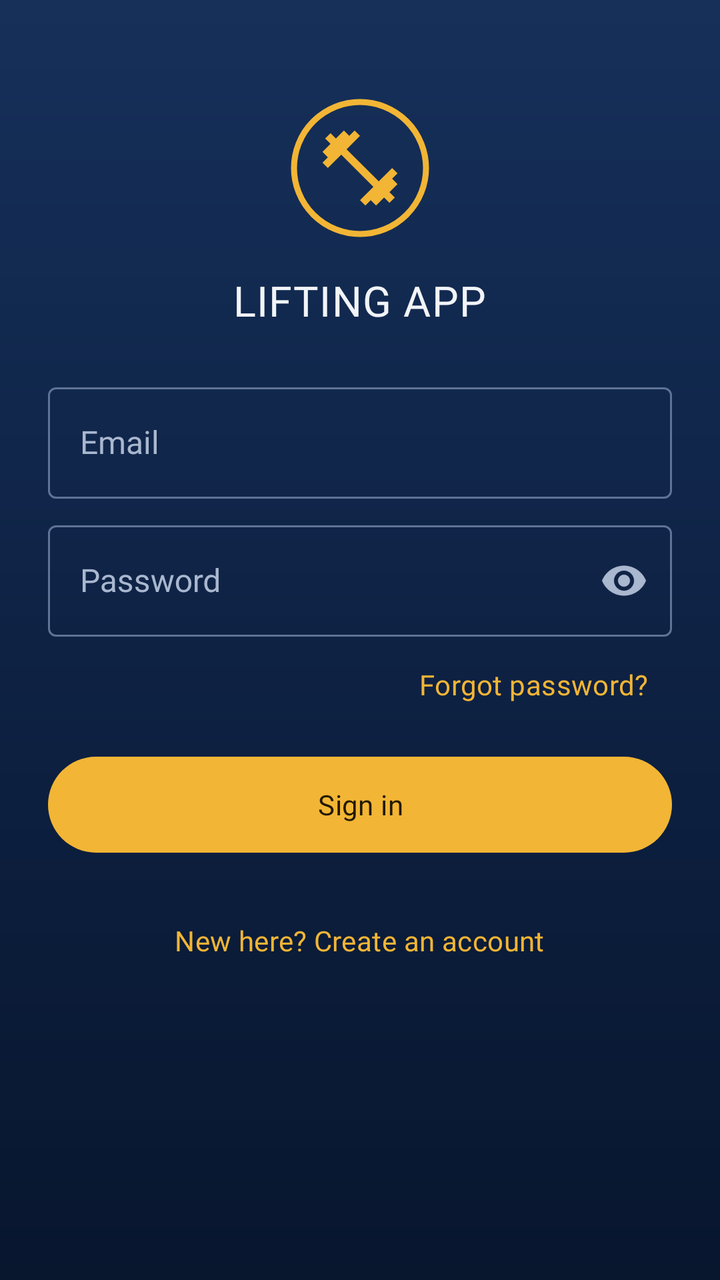
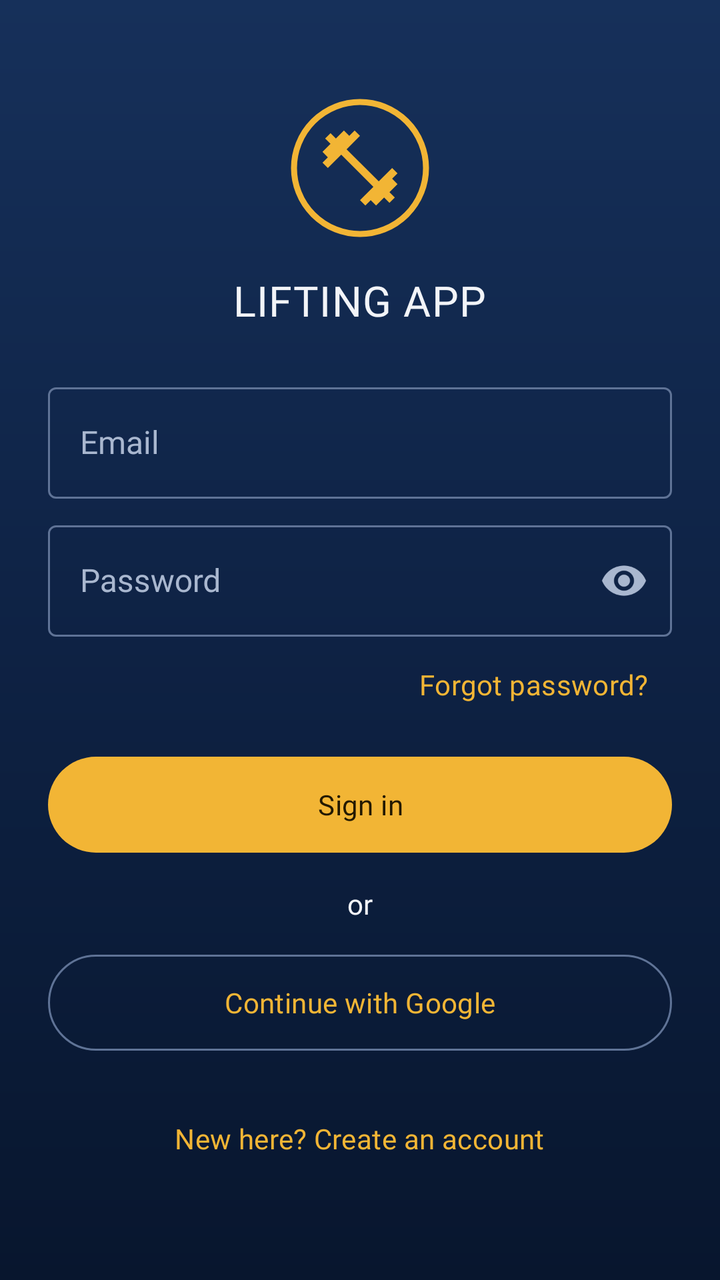

Two renders of the same Android screen: before a commit and after it. Below are the layout's source before the change and the commit's diff.
<!-- AndroidManifest.xml: activity theme Theme.LIFTINGAPP -->
<!-- res/layout/activity_login.xml -->
<?xml version="1.0" encoding="utf-8"?>
<ScrollView xmlns:android="http://schemas.android.com/apk/res/android"
    xmlns:app="http://schemas.android.com/apk/res-auto"
    xmlns:tools="http://schemas.android.com/tools"
    android:layout_width="match_parent"
    android:layout_height="match_parent"
    android:fillViewport="true"
    android:fitsSystemWindows="true"
    tools:context=".LoginActivity">

    <LinearLayout
        android:layout_width="match_parent"
        android:layout_height="wrap_content"
        android:gravity="center_horizontal"
        android:orientation="vertical"
        android:paddingStart="24dp"
        android:paddingTop="48dp"
        android:paddingEnd="24dp"
        android:paddingBottom="24dp">

        <ImageView
            android:layout_width="wrap_content"
            android:layout_height="72dp"
            android:adjustViewBounds="true"
            android:contentDescription="@string/msu_logo_description"
            android:maxWidth="240dp"
            android:scaleType="fitCenter"
            android:src="@drawable/msu_logo" />

        <TextView
            android:layout_width="wrap_content"
            android:layout_height="wrap_content"
            android:layout_marginTop="16dp"
            android:layout_marginBottom="24dp"
            android:text="@string/app_name"
            android:textAppearance="@style/TextAppearance.Lifting.AppTitle" />

        <com.google.android.material.textfield.TextInputLayout
            android:id="@+id/nameLayout"
            android:layout_width="match_parent"
            android:layout_height="wrap_content"
            android:layout_marginBottom="8dp"
            android:hint="Name"
            android:visibility="gone">

            <com.google.android.material.textfield.TextInputEditText
                android:id="@+id/nameInput"
                android:layout_width="match_parent"
                android:layout_height="wrap_content"
                android:inputType="textPersonName|textCapWords" />
        </com.google.android.material.textfield.TextInputLayout>

        <com.google.android.material.textfield.TextInputLayout
            android:id="@+id/emailLayout"
            android:layout_width="match_parent"
            android:layout_height="wrap_content"
            android:hint="Email">

            <com.google.android.material.textfield.TextInputEditText
                android:id="@+id/emailInput"
                android:layout_width="match_parent"
                android:layout_height="wrap_content"
                android:autofillHints="emailAddress"
                android:inputType="textEmailAddress" />
        </com.google.android.material.textfield.TextInputLayout>

        <com.google.android.material.textfield.TextInputLayout
            android:id="@+id/passwordLayout"
            android:layout_width="match_parent"
            android:layout_height="wrap_content"
            android:layout_marginTop="8dp"
            android:hint="Password"
            app:endIconMode="password_toggle">

            <com.google.android.material.textfield.TextInputEditText
                android:id="@+id/passwordInput"
                android:layout_width="match_parent"
                android:layout_height="wrap_content"
                android:autofillHints="password"
                android:inputType="textPassword" />
        </com.google.android.material.textfield.TextInputLayout>

        <com.google.android.material.button.MaterialButton
            android:id="@+id/forgotPasswordButton"
            style="@style/Widget.Material3.Button.TextButton"
            android:layout_width="wrap_content"
            android:layout_height="wrap_content"
            android:layout_gravity="end"
            android:text="Forgot password?" />

        <com.google.android.material.button.MaterialButton
            android:id="@+id/submitButton"
            android:layout_width="match_parent"
            android:layout_height="56dp"
            android:layout_marginTop="8dp"
            android:text="Sign in" />

        <ProgressBar
            android:id="@+id/progress"
            android:layout_width="wrap_content"
            android:layout_height="wrap_content"
            android:layout_marginTop="16dp"
            android:visibility="gone" />

        <com.google.android.material.button.MaterialButton
            android:id="@+id/toggleModeButton"
            style="@style/Widget.Material3.Button.TextButton"
            android:layout_width="wrap_content"
            android:layout_height="wrap_content"
            android:layout_marginTop="16dp"
            android:text="New here? Create an account" />
    </LinearLayout>
</ScrollView>
<!-- resources referenced by this layout -->
<resources>
  <string name="app_name">LIFTING APP</string>
  <string name="msu_logo_description">Montana State University logo</string>
  <style name="TextAppearance.Lifting.AppTitle" parent="TextAppearance.Lifting.TitleLarge">
          <item name="android:textSize">21sp</item>
          <item name="android:letterSpacing">0.02</item>
          <item name="android:textColor">?attr/colorOnSurface</item>
      </style>
  <style name="Theme.LIFTINGAPP" parent="Theme.LIFTINGAPP.BlueGold" />
  <style name="TextAppearance.Lifting.TitleLarge" parent="TextAppearance.Material3.TitleLarge">
          <item name="android:fontFamily">@font/poppins_bold</item>
          <item name="fontFamily">@font/poppins_bold</item>
          <item name="android:textSize">20sp</item>
          <item name="android:letterSpacing">0</item>
      </style>
  <color name="bg_surface">#FF0E2244</color>
  <color name="bg_wash_bottom">#FF08162E</color>
  <color name="bg_on_surface">#FFF2F4F8</color>
  <color name="bg_on_surface_variant">#FFA9B7CF</color>
  <color name="bg_primary">#FFF2B535</color>
  <color name="bg_on_primary">#FF231900</color>
  <color name="bg_primary_container">#FF4A3A12</color>
  <color name="bg_on_primary_container">#FFFFE3A6</color>
  <color name="bg_secondary">#FF9DB8E0</color>
  <color name="bg_on_secondary">#FF0B1E3A</color>
  <color name="bg_secondary_container">#FF28467A</color>
  <color name="bg_on_secondary_container">#FFE0EAFA</color>
  <color name="bg_surface_variant">#FF1F3659</color>
  <color name="bg_outline">#FF5F7396</color>
  <color name="bg_outline_variant">#FF2C4368</color>
  <color name="bg_container_lowest">#FF08162E</color>
  <color name="bg_container_low">#FF0F2446</color>
  <color name="bg_container">#FF13294D</color>
  <color name="bg_container_high">#FF182F56</color>
  <color name="bg_container_highest">#FF1F3761</color>
  <color name="bg_card_fill">#14FFFFFF</color>
  <color name="bg_card_stroke">#1FFFFFFF</color>
  <color name="bg_tab_track">#40000000</color>
  <style name="TextAppearance.Lifting.TitleMedium" parent="TextAppearance.Material3.TitleMedium">
          <item name="android:fontFamily">@font/poppins_medium</item>
          <item name="fontFamily">@font/poppins_medium</item>
          <item name="android:textSize">16sp</item>
          <item name="android:letterSpacing">0</item>
      </style>
  <style name="TextAppearance.Lifting.TitleSmall" parent="TextAppearance.Material3.TitleSmall">
          <item name="android:fontFamily">@font/poppins_medium</item>
          <item name="fontFamily">@font/poppins_medium</item>
          <item name="android:textSize">14sp</item>
          <item name="android:letterSpacing">0</item>
      </style>
  <style name="TextAppearance.Lifting.BodyLarge" parent="TextAppearance.Material3.BodyLarge">
          <item name="android:fontFamily">@font/poppins_regular</item>
          <item name="fontFamily">@font/poppins_regular</item>
          <item name="android:textSize">16sp</item>
          <item name="android:letterSpacing">0</item>
      </style>
  <style name="TextAppearance.Lifting.BodyMedium" parent="TextAppearance.Material3.BodyMedium">
          <item name="android:fontFamily">@font/poppins_regular</item>
          <item name="fontFamily">@font/poppins_regular</item>
          <item name="android:textSize">14sp</item>
          <item name="android:letterSpacing">0</item>
      </style>
  <style name="TextAppearance.Lifting.BodySmall" parent="TextAppearance.Material3.BodySmall">
          <item name="android:fontFamily">@font/poppins_regular</item>
          <item name="fontFamily">@font/poppins_regular</item>
          <item name="android:textSize">12sp</item>
          <item name="android:letterSpacing">0</item>
      </style>
  <color name="bg_wash_top">#FF16305A</color>
  <color name="bg_wash_mid">#FF0E2244</color>
  <!-- unchanged entries left out for length: 8 -->
</resources>

<!-- the commit's change to res/layout/activity_login.xml (unified diff, before → after) -->
@@ -95,6 +95,21 @@
             android:layout_marginTop="8dp"
             android:text="Sign in" />
 
+        <TextView
+            android:layout_width="wrap_content"
+            android:layout_height="wrap_content"
+            android:layout_marginTop="12dp"
+            android:text="or"
+            android:textAppearance="?attr/textAppearanceBodyMedium" />
+
+        <com.google.android.material.button.MaterialButton
+            android:id="@+id/googleButton"
+            style="?attr/materialButtonOutlinedStyle"
+            android:layout_width="match_parent"
+            android:layout_height="56dp"
+            android:layout_marginTop="12dp"
+            android:text="Continue with Google" />
+
         <ProgressBar
             android:id="@+id/progress"
             android:layout_width="wrap_content"
